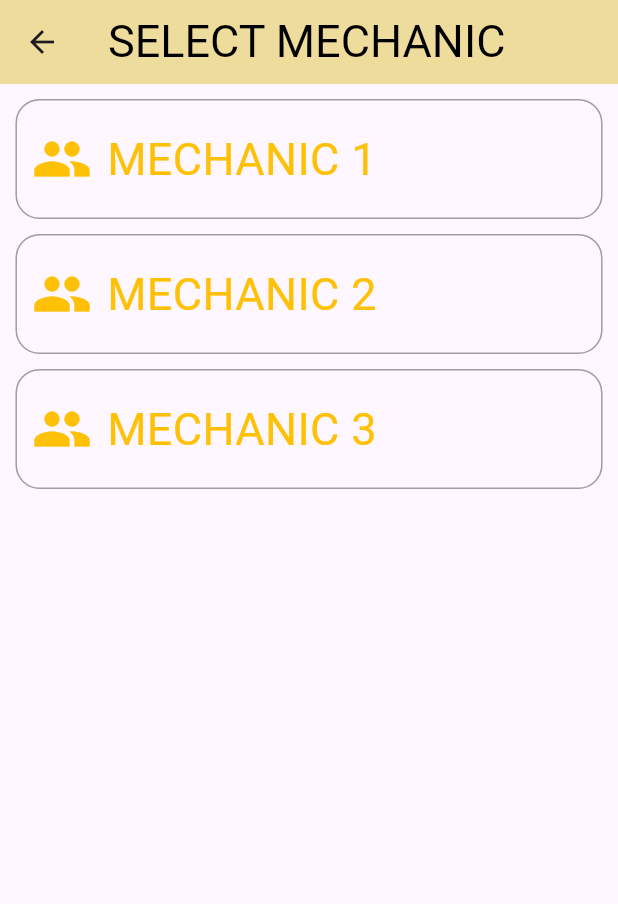
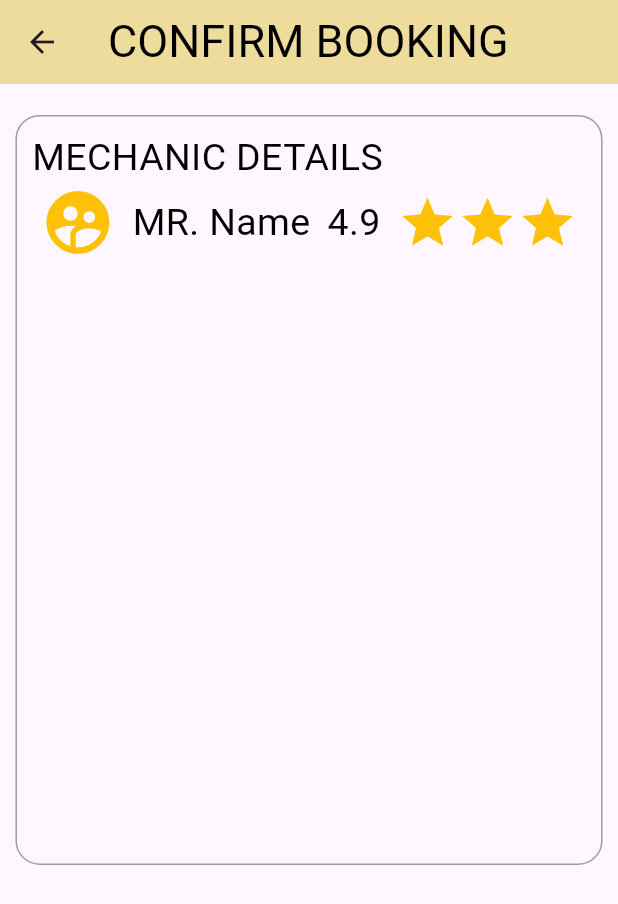
Before and after one commit to SynteraIT/CarService-FlutterApp, a Flutter app: the mechanic screen opened by its route, after a tap on "MECHANIC 1", on a phone screen of 412 x 824 dp. Shown: the top 904 px of the screen. Run offline on Flutter 3.47's test engine with Material 3 defaults, Android fonts, the phone set to English and light mode, and no system bars; our stand-ins replace firebase_auth, google_fonts; accounts and stored records are empty.

Commit message:
Enhance booking flow by adding detail management and confirm booking screen

```diff
--- a/lib/main.dart
+++ b/lib/main.dart
@@ -1,4 +1,5 @@
 import 'package:car_service/screens/booking.dart';
+import 'package:car_service/screens/confirmbooking.dart';
 import 'package:car_service/screens/home.dart';
 import 'package:car_service/loginscreen.dart';
 import 'package:car_service/navigation.dart';
@@ -29,6 +30,7 @@ class MainApp extends StatelessWidget {
         '/typeofservices': (context) => typeofservices(),
         '/makeappointment': (context) => makeappointment(),
         '/mechanic': (context) => mechanic(),
+        '/confirmbooking': (context) => confirmbooking(),
       },
       home: const Splashscreen(),
     );
--- /dev/null
+++ b/lib/screens/confirmbooking.dart
@@ -0,0 +1,81 @@
+import 'package:flutter/material.dart';
+import 'package:google_fonts/google_fonts.dart';
+
+class confirmbooking extends StatelessWidget {
+  const confirmbooking({super.key});
+
+  @override
+  Widget build(BuildContext context) {
+    final width = MediaQuery.of(context).size.width;
+    return Scaffold(
+      appBar: AppBar(
+        backgroundColor: const Color.fromARGB(255, 238, 220, 156),
+        title: Text(
+          "CONFIRM BOOKING",
+          style: GoogleFonts.jockeyOne(color: Colors.black, fontSize: 30),
+        ),
+      ),
+      body: Center(
+        child: Column(
+          children: [
+            SizedBox(height: width * 0.05),
+            Container(
+              padding: EdgeInsets.all(10),
+              decoration: BoxDecoration(
+                border: Border.all(color: const Color.fromARGB(94, 0, 0, 0)),
+                borderRadius: BorderRadius.circular(16),
+              ),
+              width: width * 0.95,
+              height: 500,
+              child: Column(
+                crossAxisAlignment: CrossAxisAlignment.start,
+                children: [
+                  Text(
+                    "MECHANIC DETAILS",
+                    style: GoogleFonts.jockeyOne(
+                      color: Colors.black,
+                      fontSize: 25,
+                    ),
+                  ),
+                  Row(
+                    mainAxisAlignment: MainAxisAlignment.spaceAround,
+                    children: [
+                      Icon(
+                        Icons.supervised_user_circle,
+                        size: 50,
+                        color: Colors.amber,
+                      ),
+                      Text(
+                        "MR. Name",
+                        style: GoogleFonts.jockeyOne(
+                          color: Colors.black,
+                          fontSize: 25,
+                        ),
+                      ),
+
+                      Text(
+                        "4.9",
+                        style: GoogleFonts.jockeyOne(
+                          color: Colors.black,
+                          fontSize: 25,
+                        ),
+                      ),
+
+                      Row(
+                        children: [
+                          Icon(Icons.star, size: 40, color: Colors.amber),
+                          Icon(Icons.star, size: 40, color: Colors.amber),
+                          Icon(Icons.star, size: 40, color: Colors.amber),
+                        ],
+                      ),
+                    ],
+                  ),
+                ],
+              ),
+            ),
+          ],
+        ),
+      ),
+    );
+  }
+}
```
Also changed, not shown: lib/detail.dart (+42 -0 lines), lib/screens/booking.dart (+5 -7 lines), lib/screens/makeappointment.dart (+45 -8 lines), lib/screens/mechanic.dart (+13 -3 lines), lib/screens/typeofservices.dart (+6 -1 lines).
